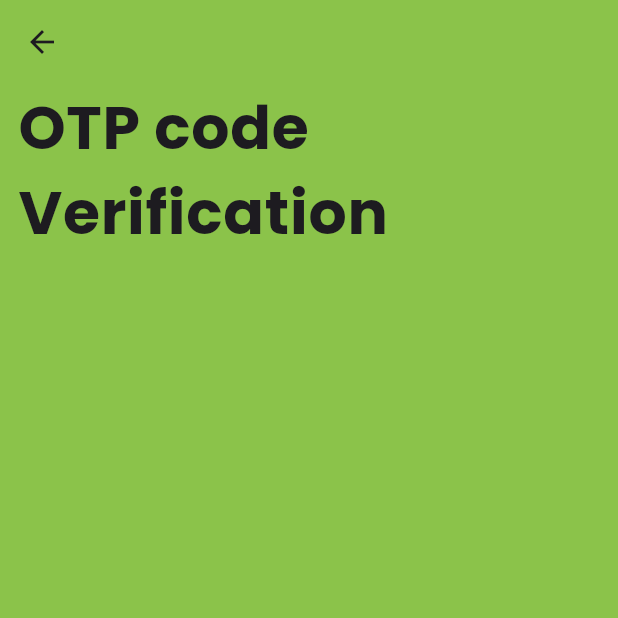
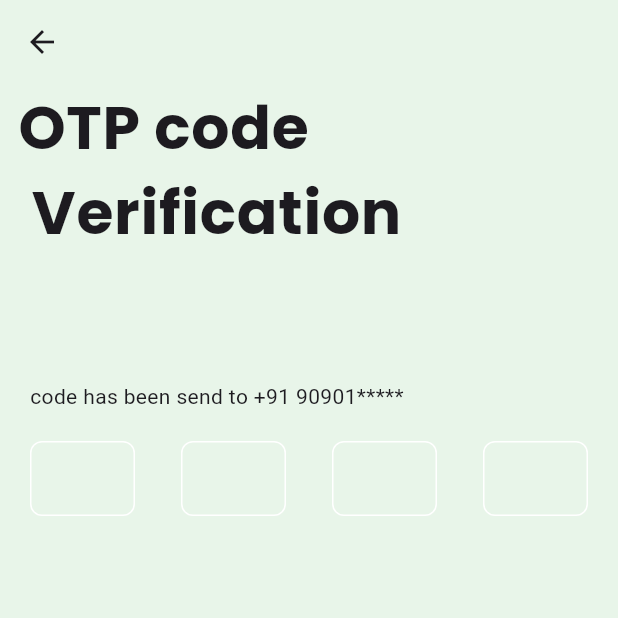
Before and after one commit to Danny00009/Resolved-file, a Flutter app: the screen it shows after launch, on a phone screen of 412 x 824 dp, the top half of it. Run offline on Flutter 3.47's test engine with Material 3 defaults, Android fonts, the light colour scheme and no system bars; drawn by our look-alikes of pin_code_fields; our stand-ins replace google_fonts.

Commit message:
pin otp in progress

```diff
--- a/lib/otpverifypage.dart
+++ b/lib/otpverifypage.dart
@@ -1,5 +1,6 @@
 import 'package:flutter/material.dart';
 import 'package:google_fonts/google_fonts.dart';
+import 'package:pin_code_fields/pin_code_fields.dart';
 // import 'package:pin_code_fields/pin_code_fields.dart';
 
 class OtpPage extends StatelessWidget {
@@ -15,18 +16,20 @@ class OtpPage extends StatelessWidget {
           icon: const Icon(Icons.arrow_back),
         ),
       ),
-      backgroundColor: Colors.lightGreen,
-      body: SingleChildScrollView(
-        child: Container(
+      backgroundColor: Colors.green[50],
+      body: Container(
         height: MediaQuery.of(context).size.height,
         child: Column(
-            mainAxisAlignment: MainAxisAlignment.spaceBetween,
-            // crossAxisAlignment: CrossAxisAlignment.center,
+          // mainAxisAlignment: MainAxisAlignment.spaceBetween,
+          crossAxisAlignment: CrossAxisAlignment.start,
           children: [
             Padding(
-                padding: const EdgeInsets.only(left: 12, bottom: 0),
+              padding: const EdgeInsets.only(
+                left: 12,
+                bottom: 80,
+              ),
               child: Text(
-                  'OTP code Verification',
+                'OTP code \n Verification',
                 style: GoogleFonts.poppins(
                   textStyle: const TextStyle(
                       letterSpacing: .5,
@@ -35,9 +38,48 @@ class OtpPage extends StatelessWidget {
                 ),
               ),
             ),
-              Text('code as been sent to +91 90901*****'),
+            SizedBox(
+              height: 4,
+            ),
+            Padding(
+              padding: const EdgeInsets.only(
+                left: 20,
+                right: 20,
+              ),
+              child: const Text('code has been send to +91 90901*****'),
+            ),
+            SizedBox(
+              height: 20,
+            ),
+            Padding(
+              padding: const EdgeInsets.only(
+                left: 20,
+                right: 20,
+              ),
+              child: Column(
+                // crossAxisAlignment: CrossAxisAlignment.start,
+                children: [
+                  PinCodeTextField(
+                    appContext: context,
+                    length: 4,
+                    pinTheme: PinTheme(
+                      shape: PinCodeFieldShape.box,
+                      borderRadius: BorderRadius.circular(8),
+                      fieldWidth: 70,
+                      selectedFillColor: Colors.white,
+                      selectedColor: Colors.white,
+                      activeFillColor: Colors.white,
+                      inactiveColor: Colors.white,
+                      inactiveFillColor: Colors.white,
+                      activeColor: Colors.white,
+                      borderWidth: 1,
+                      selectedBorderWidth: 4,
+                    ),
+                  ),
                 ],
               ),
+            )
+          ],
         ),
       ),
     );
--- a/pubspec.yaml
+++ b/pubspec.yaml
@@ -36,6 +36,7 @@ dependencies:
   # Use with the CupertinoIcons class for iOS style icons.
   cupertino_icons: ^1.0.2
   google_fonts: ^6.1.0
+  pin_code_fields: ^8.0.1
 
 dev_dependencies:
   flutter_test:
```
Also changed, not shown: pubspec.lock, 6 other files. Lines whose indentation alone changed are shown as unchanged.
